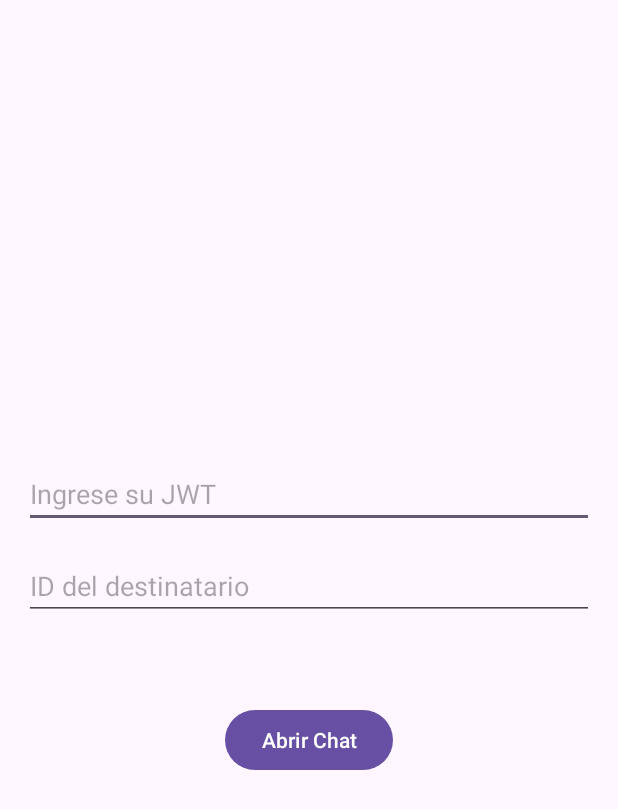
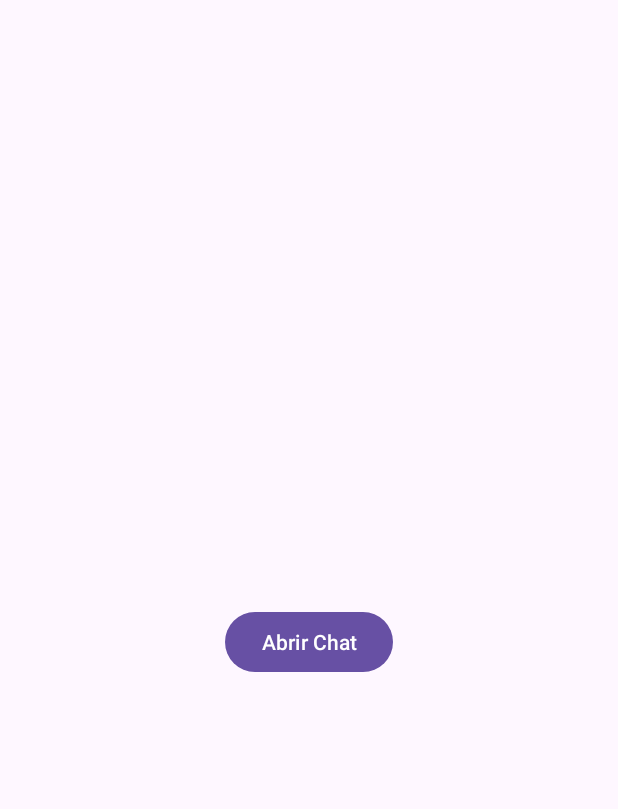
Before and after one commit to saulrecinos666/mediQuickFrontend, an Android app: the MainChatActivity screen opened directly, with no data from a screen before it, on a phone screen of 412 x 824 dp. Shown: the top 809 px of the screen. Run offline under Robolectric (Android 15) with nearby library versions, the phone set to English and light mode, and no system bars; Roboto replaces fonts that are not available here; 1 statement that could not run was skipped.

Commit message:
Cleans up temporal chat functionality and integrates with JWT authentication
- Removes UI elements (JWT input, recipient ID input) from `activity_main.xml` as it's no longer used for initiating chats.
- Comments out the logic in `TemporalHome.java` that handled starting `ChatActivity` with manually entered JWT and recipient ID.
- Modifies `ChatActivity`:
    - Retrieves the JWT from `SharedPreferences` instead of an Intent extra.
    - Hardcodes the `sendTo` (recipient) ID for now.
- Updates `MainActivity` to launch `LoginActivity` instead of `TemporalHome` on startup, effectively removing the temporary chat initiation flow.
- Adds a new menu resource `menu_bottom_nav.xml` with items for Home, Appointments, and Profile, though this is not yet integrated.

```diff
--- a/app/src/main/java/com/example/mediquick/MainActivity.java
+++ b/app/src/main/java/com/example/mediquick/MainActivity.java
@@ -29,8 +29,10 @@
             return insets;
         });
 
-        startActivity(new Intent(this, TemporalHome.class));
+        startActivity(new Intent(this, LoginActivity.class));
         finish();
+//        startActivity(new Intent(this, TemporalHome.class));
+//        finish();
     }
 
     // Override para el llamado de la activity
--- a/app/src/main/res/layout/activity_main.xml
+++ b/app/src/main/res/layout/activity_main.xml
@@ -1,3 +1,4 @@
+<?xml version="1.0" encoding="utf-8"?>
 <LinearLayout xmlns:android="http://schemas.android.com/apk/res/android"
     xmlns:tools="http://schemas.android.com/tools"
     android:id="@+id/main"
@@ -5,25 +6,7 @@
     android:layout_height="match_parent"
     android:orientation="vertical"
     android:gravity="center"
-    android:padding="16dp"
-    tools:context=".ui.activities.TemporalHome">
-
-    <EditText
-        android:id="@+id/inputJwt"
-        android:layout_width="match_parent"
-        android:layout_height="wrap_content"
-        android:hint="Ingrese su JWT"
-        android:inputType="text"
-        android:layout_marginBottom="16dp" />
-
-
-    <EditText
-        android:id="@+id/inputSendToId"
-        android:layout_width="match_parent"
-        android:layout_height="wrap_content"
-        android:hint="ID del destinatario"
-        android:inputType="text"
-        android:layout_marginBottom="24dp" />
+    android:padding="16dp">
 
     <Button
         android:id="@+id/btnOpenChat"
@@ -34,3 +17,4 @@
         android:layout_marginTop="32dp"
         tools:ignore="HardcodedText" />
 </LinearLayout>
+    <!--Moris Navas-->
```
Also changed, not shown: app/src/main/java/com/example/mediquick/ui/activities/ChatActivity.java (+13 -2 lines), app/src/main/java/com/example/mediquick/ui/activities/TemporalHome.java (+14 -14 lines), app/src/main/res/menu/menu_bottom_nav.xml (added, +14 -0 lines).
